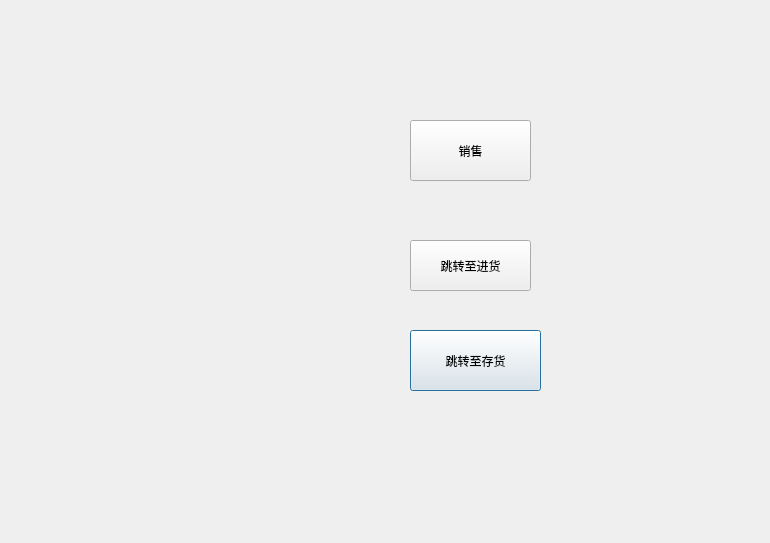
This is ui/shouye.ui in whatareyou896/modelcar as Qt 5 draws it before an edit. The edited form follows.
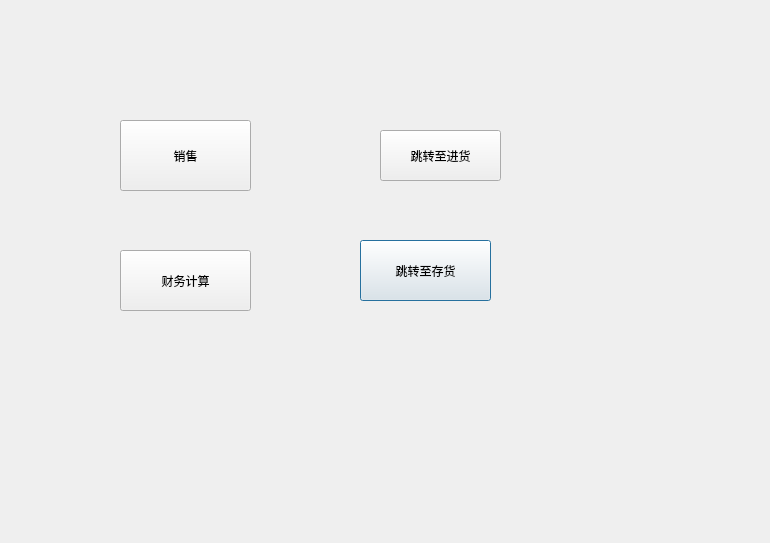
This is the edited form.

```diff
--- a/ui/shouye.ui
+++ b/ui/shouye.ui
@@ -16,8 +16,8 @@
   <widget class="QPushButton" name="pushButton">
    <property name="geometry">
     <rect>
-     <x>410</x>
-     <y>330</y>
+     <x>360</x>
+     <y>240</y>
      <width>131</width>
      <height>61</height>
     </rect>
@@ -29,8 +29,8 @@
   <widget class="QPushButton" name="pushButton_2">
    <property name="geometry">
     <rect>
-     <x>410</x>
-     <y>240</y>
+     <x>380</x>
+     <y>130</y>
      <width>121</width>
      <height>51</height>
     </rect>
@@ -42,10 +42,10 @@
   <widget class="QPushButton" name="pushButton_3">
    <property name="geometry">
     <rect>
-     <x>410</x>
+     <x>120</x>
      <y>120</y>
-     <width>121</width>
-     <height>61</height>
+     <width>131</width>
+     <height>71</height>
     </rect>
    </property>
    <property name="text">
@@ -58,6 +58,19 @@
     </size>
    </property>
   </widget>
+  <widget class="QPushButton" name="pushButton_4">
+   <property name="geometry">
+    <rect>
+     <x>120</x>
+     <y>250</y>
+     <width>131</width>
+     <height>61</height>
+    </rect>
+   </property>
+   <property name="text">
+    <string>财务计算</string>
+   </property>
+  </widget>
  </widget>
  <resources/>
  <connections/>
```
